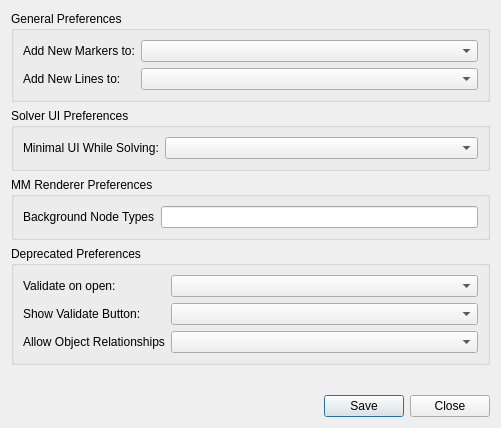
Above: python/mmSolver/tools/userprefswindow/ui/pref_layout.ui from david-cattermole/mayaMatchMoveSolver before the change. Below: the same form after it.
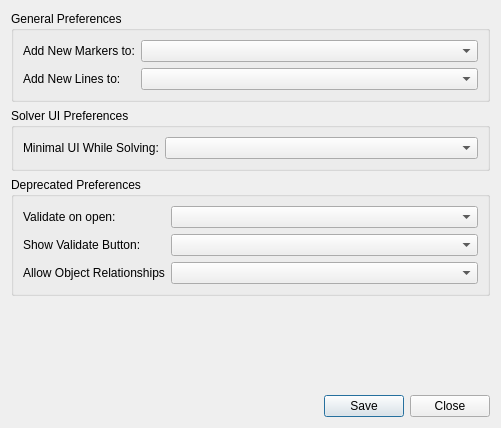
That is the form after the change.

Commit message: MM Renderer - Preferences and unused layer code

The edit to the form file:
```diff
--- a/python/mmSolver/tools/userprefswindow/ui/pref_layout.ui
+++ b/python/mmSolver/tools/userprefswindow/ui/pref_layout.ui
@@ -70,29 +70,6 @@
      </layout>
     </widget>
    </item>
-   <item>
-    <widget class="QGroupBox" name="mmRenderer_groupBox">
-     <property name="title">
-      <string>MM Renderer Preferences</string>
-     </property>
-     <layout class="QVBoxLayout" name="verticalLayout_5">
-      <item>
-       <layout class="QFormLayout" name="mmRenderer_formLayout">
-        <item row="0" column="0">
-         <widget class="QLabel" name="backgroundNodeTypesLabel">
-          <property name="text">
-           <string>Background Node Types</string>
-          </property>
-         </widget>
-        </item>
-        <item row="0" column="1">
-         <widget class="QLineEdit" name="backgroundNodeTypesLineEdit"/>
-        </item>
-       </layout>
-      </item>
-     </layout>
-    </widget>
-   </item>
    <item>
     <widget class="QGroupBox" name="deprecated_groupBox">
      <property name="title">
```
The commit also changes 10 other files.
